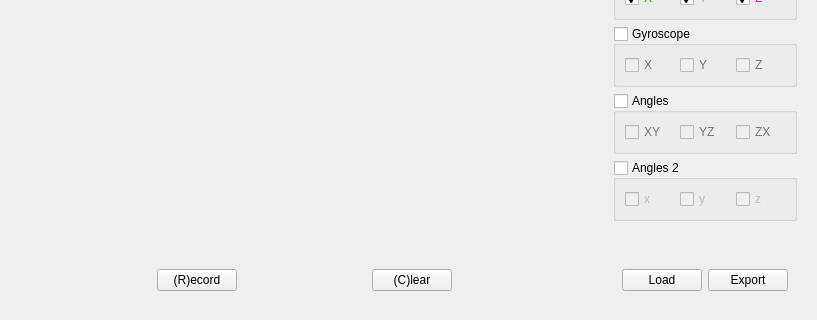
Before: the Qt Designer form tinyos-2.x/trunk/support/cpp/TestShimmer/src/DataWidget.ui in baharev/szte-wsn-code, drawn with Qt 5; both pictures show x 0 to 817 and y 288 to 608 of the 817 by 608 pixel window.
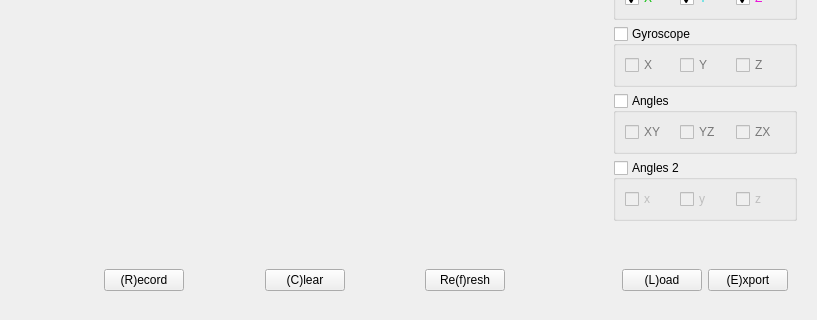
After: the same form once the commit is applied. Custom widgets are drawn as their Qt base class.

Commit message: messageBoxes lag-viewer refresh button in plot

What changed in the file:
```diff
--- a/tinyos-2.x/trunk/support/cpp/TestShimmer/src/DataWidget.ui
+++ b/tinyos-2.x/trunk/support/cpp/TestShimmer/src/DataWidget.ui
@@ -78,6 +78,29 @@
           </property>
          </widget>
         </item>
+        <item>
+         <spacer name="horizontalSpacer_4">
+          <property name="orientation">
+           <enum>Qt::Horizontal</enum>
+          </property>
+          <property name="sizeHint" stdset="0">
+           <size>
+            <width>40</width>
+            <height>20</height>
+           </size>
+          </property>
+         </spacer>
+        </item>
+        <item>
+         <widget class="QPushButton" name="refreshButton">
+          <property name="text">
+           <string>Re(f)resh</string>
+          </property>
+          <property name="shortcut">
+           <string>F</string>
+          </property>
+         </widget>
+        </item>
         <item>
          <spacer name="horizontalSpacer_3">
           <property name="orientation">
@@ -903,14 +926,20 @@
         <item>
          <widget class="QPushButton" name="loadBtn">
           <property name="text">
-           <string>Load</string>
+           <string>(L)oad</string>
+          </property>
+          <property name="shortcut">
+           <string>L</string>
           </property>
          </widget>
         </item>
         <item>
          <widget class="QPushButton" name="exportBtn">
           <property name="text">
-           <string>Export</string>
+           <string>(E)xport</string>
+          </property>
+          <property name="shortcut">
+           <string>E</string>
           </property>
          </widget>
         </item>
```
The commit also changes 8 other files.
